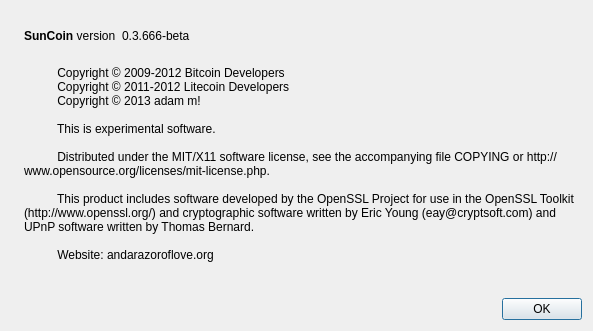
Above: src/qt/forms/aboutdialog.ui from Wisecoincore/suncoin before the change. Below: the same form after it.
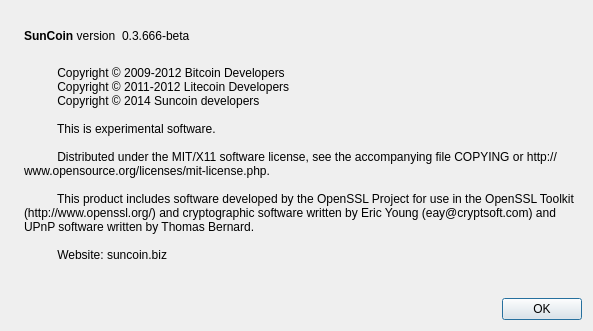
That is the form after the change. Icons and pictures are not drawn.

The edit to the form file:
```diff
--- a/src/qt/forms/aboutdialog.ui
+++ b/src/qt/forms/aboutdialog.ui
@@ -97,7 +97,7 @@
         <string>
           Copyright © 2009-2012 Bitcoin Developers
           Copyright © 2011-2012 Litecoin Developers
-          Copyright © 2013 adam m!
+          Copyright © 2014 Suncoin developers
 
           This is experimental software.
 
@@ -105,7 +105,7 @@
 
           This product includes software developed by the OpenSSL Project for use in the OpenSSL Toolkit (http://www.openssl.org/) and cryptographic software written by Eric Young (eay@cryptsoft.com) and UPnP software written by Thomas Bernard.
 
-          Website: andarazoroflove.org
+          Website: suncoin.biz
         </string>
        </property>
        <property name="wordWrap">
```
